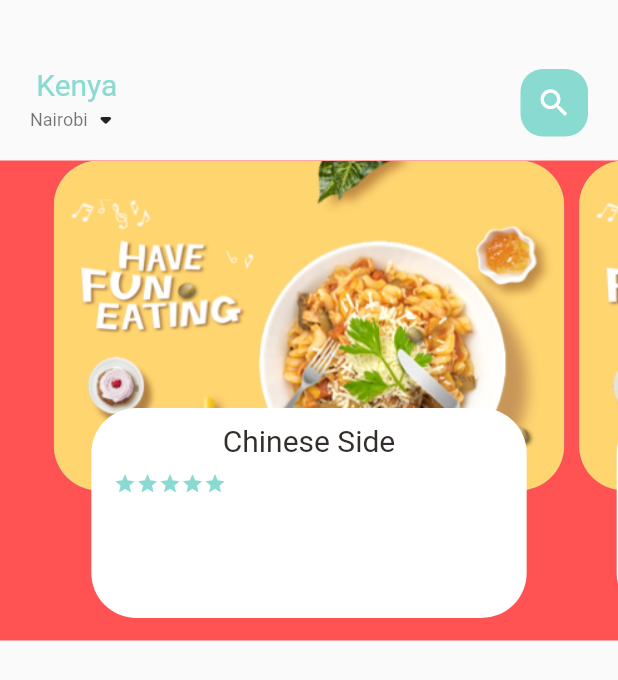
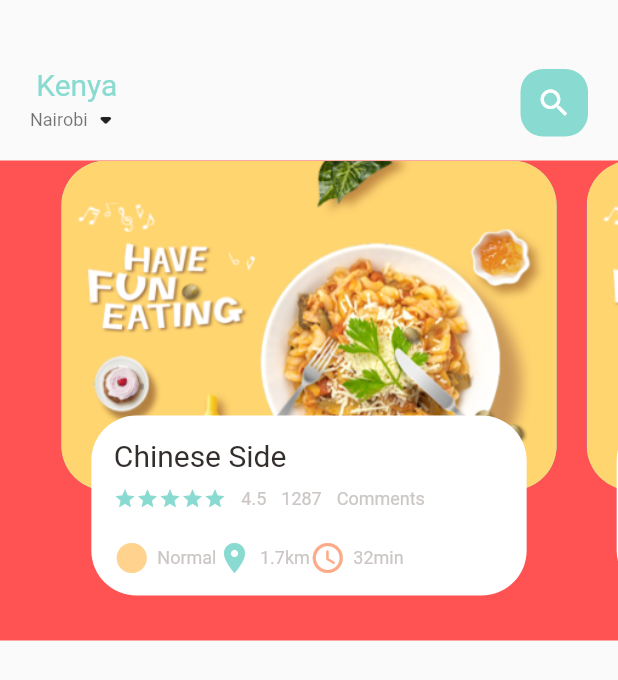
Before and after one commit to bettlameck/Food-Delivery-App, a Flutter app: the screen it shows after launch, on a phone screen of 412 x 824 dp. Shown: the top 680 px of the screen. Run offline on Flutter 3.47's test engine with Material 2 defaults, Android fonts, the phone set to English and light mode, and no system bars.

Commit message:
use iconAndText widget

```diff
--- a/lib/home/food_page_body.dart
+++ b/lib/home/food_page_body.dart
@@ -2,6 +2,8 @@ import 'package:flutter/cupertino.dart';
 import 'package:flutter/material.dart';
 import 'package:food_delivery/utils/color.dart';
 import 'package:food_delivery/widgets/big_text.dart';
+import 'package:food_delivery/widgets/icon_and_text_widget.dart';
+import 'package:food_delivery/widgets/small_text.dart';
 
 class FoodPageBody extends StatefulWidget {
   const FoodPageBody({Key? key}) : super(key: key);
@@ -31,7 +33,7 @@ class _FoodPageBodyState extends State<FoodPageBody> {
       children: [
         Container(
           height: 220,
-          margin: EdgeInsets.only(left: 5, right: 5),
+          margin: EdgeInsets.only(left: 10, right: 10),
           decoration: BoxDecoration(
               borderRadius: BorderRadius.circular(30),
               color: index.isEven ? Color(0xFF69c5df) : Color(0xFF9294cc),
@@ -42,20 +44,19 @@ class _FoodPageBodyState extends State<FoodPageBody> {
         Align(
           alignment: Alignment.bottomCenter,
           child: Container(
-            height: 140,
-            margin: EdgeInsets.only(left: 30, right: 30, bottom: 15),
+            height: 120,
+            margin: EdgeInsets.only(left: 30, right: 30, bottom: 30),
             decoration: BoxDecoration(
               borderRadius: BorderRadius.circular(30),
               color: Colors.white,
             ),
             child: Container(
-              padding: EdgeInsets.only(top: 10, left: 15, right: 15),
+              padding: EdgeInsets.only(top: 15, left: 15, right: 15),
               child: Column(
+                crossAxisAlignment: CrossAxisAlignment.start,
                 children: [
                   BigText(text: "Chinese Side"),
-                  SizedBox(
-                    height: 10,
-                  ),
+                  SizedBox(height: 10),
                   Row(
                     children: [
                       Wrap(
@@ -66,7 +67,40 @@ class _FoodPageBodyState extends State<FoodPageBody> {
                                   color: AppColors.mainColor,
                                   size: 15,
                                 )),
-                      )
+                      ),
+                      SizedBox(
+                        width: 10,
+                      ),
+                      SmallText(text: "4.5"),
+                      SizedBox(
+                        width: 10,
+                      ),
+                      SmallText(text: "1287"),
+                      SizedBox(
+                        width: 10,
+                      ),
+                      SmallText(text: "Comments")
+                    ],
+                  ),
+                  SizedBox(
+                    height: 20,
+                  ),
+                  Row(
+                    children: [
+                      IconAndTextWidget(
+                        icon: Icons.circle_sharp,
+                        text: "Normal",
+                        iconColor: AppColors.iconColor1,
+                      ),
+                      IconAndTextWidget(
+                        icon: Icons.location_on,
+                        text: "1.7km",
+                        iconColor: AppColors.mainColor,
+                      ),
+                      IconAndTextWidget(
+                          icon: Icons.access_time_rounded,
+                          text: "32min",
+                          iconColor: AppColors.iconColor2),
                     ],
                   )
                 ],
--- a/lib/widgets/icon_and_text_widget.dart
+++ b/lib/widgets/icon_and_text_widget.dart
@@ -18,7 +18,7 @@ class IconAndTextWidget extends StatelessWidget {
       children: [
         Icon(icon, color: iconColor,),
         SizedBox(width: 5),
-        SmallText(text: text)
+        SmallText(text: text,),
       ],
     );
   }
```
